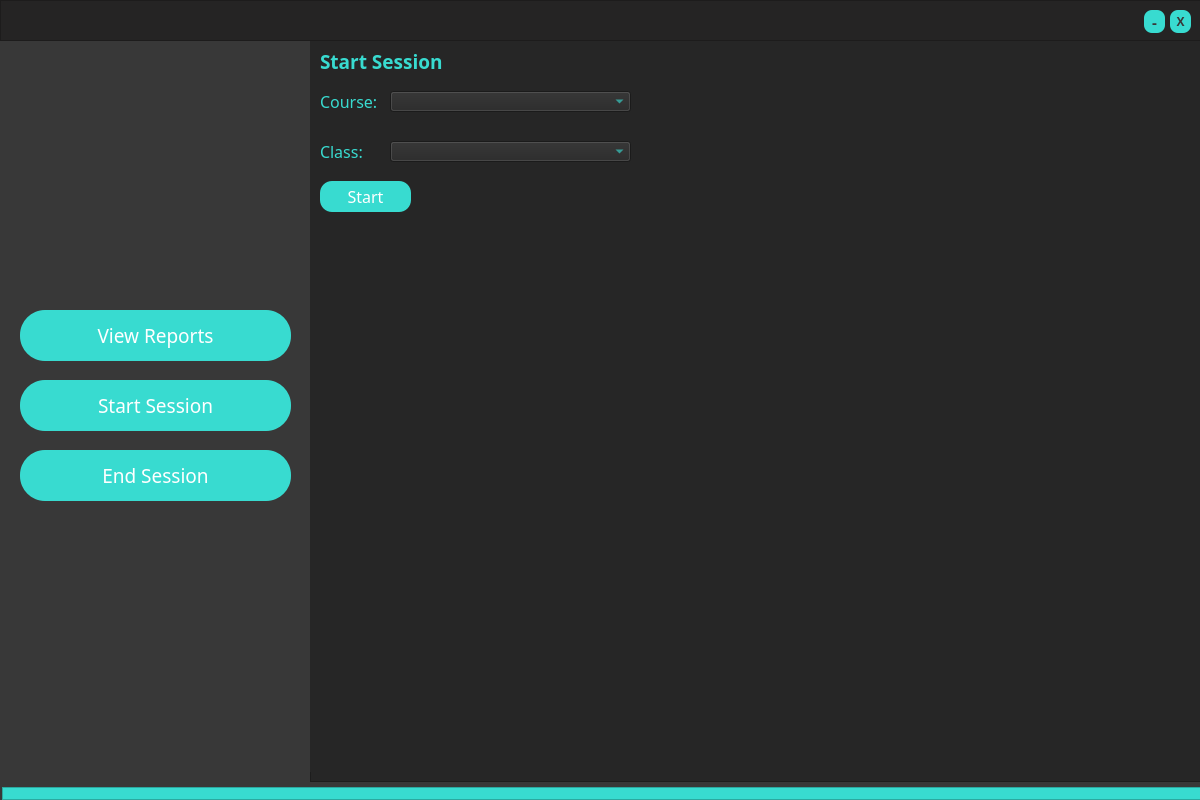
This is gui/interfaces/InstructorDashboard.ui in dev-otaher/Saqer as Qt 5 draws it before an edit. The edited form follows.
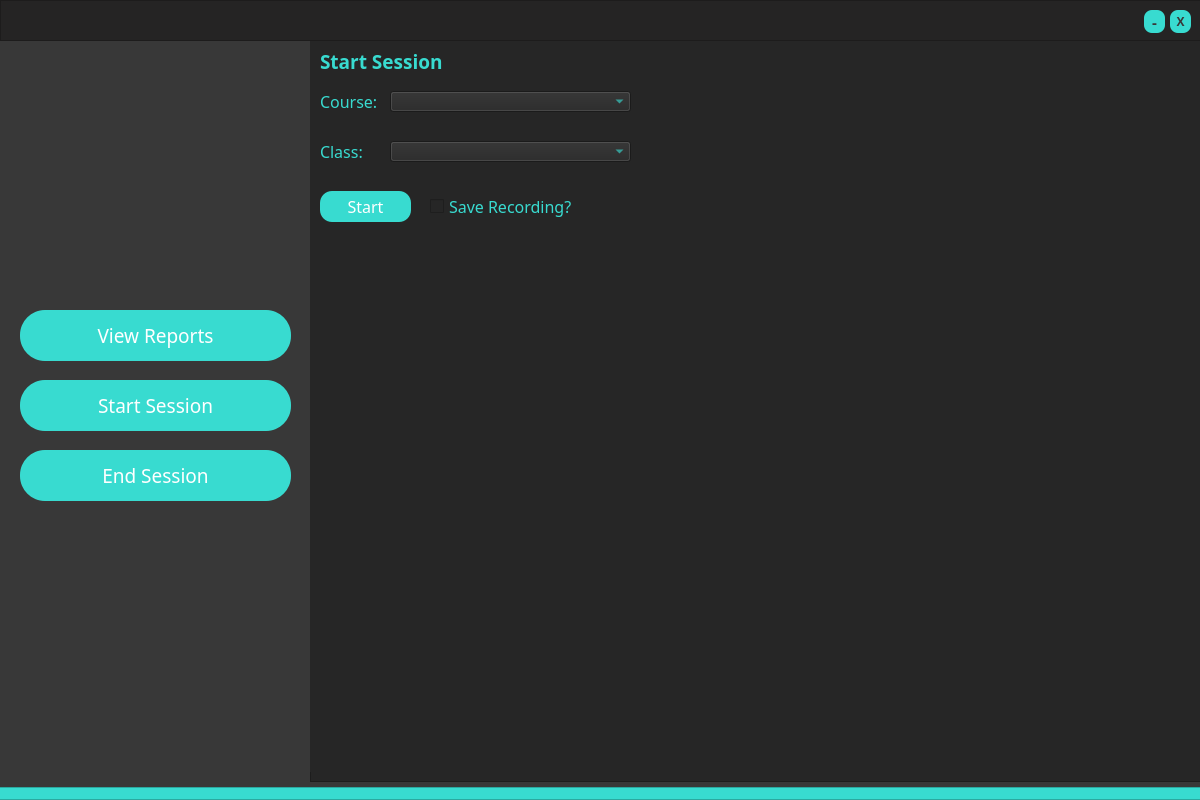
This is the edited form. The open tabs and pages were chosen to show the change. Icons and pictures are not drawn.

Commit message: Added camera screen holder.

Patch:
```diff
--- a/gui/interfaces/InstructorDashboard.ui
+++ b/gui/interfaces/InstructorDashboard.ui
@@ -774,7 +774,7 @@
         <x>0</x>
         <y>0</y>
         <width>881</width>
-        <height>731</height>
+        <height>741</height>
        </rect>
       </property>
       <property name="currentIndex">
@@ -785,7 +785,7 @@
         <property name="geometry">
          <rect>
           <x>10</x>
-          <y>140</y>
+          <y>150</y>
           <width>91</width>
           <height>31</height>
          </rect>
@@ -946,6 +946,28 @@
          <string>Class:</string>
         </property>
        </widget>
+       <widget class="QCheckBox" name="i_save_recording_checkbox">
+        <property name="geometry">
+         <rect>
+          <x>120</x>
+          <y>150</y>
+          <width>151</width>
+          <height>31</height>
+         </rect>
+        </property>
+        <property name="font">
+         <font>
+          <family>RB</family>
+          <pointsize>12</pointsize>
+         </font>
+        </property>
+        <property name="styleSheet">
+         <string notr="true">color: #38DBD0;</string>
+        </property>
+        <property name="text">
+         <string>Save Recording?</string>
+        </property>
+       </widget>
       </widget>
       <widget class="QWidget" name="i_video_holder"/>
      </widget>
@@ -1197,9 +1219,9 @@
   <widget class="QFrame" name="i_footer">
    <property name="geometry">
     <rect>
-     <x>2</x>
+     <x>-2</x>
      <y>787</y>
-     <width>1201</width>
+     <width>1204</width>
      <height>13</height>
     </rect>
    </property>
```
Left out of the diff: 24 changed lines with no effect on the pictures. The commit also changes 2 other files.
